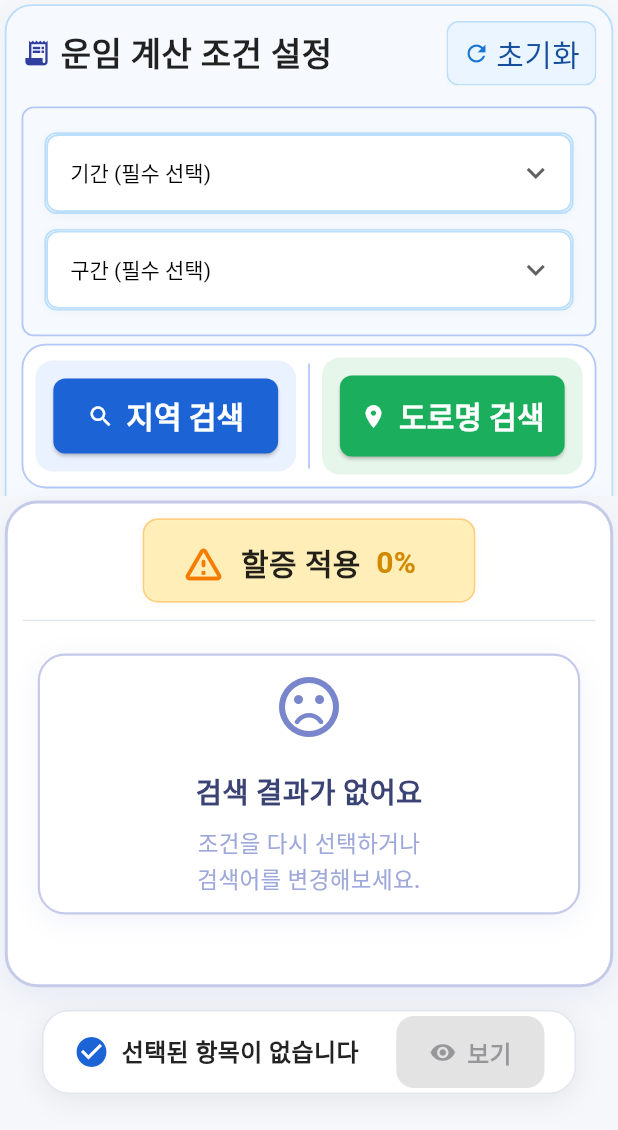
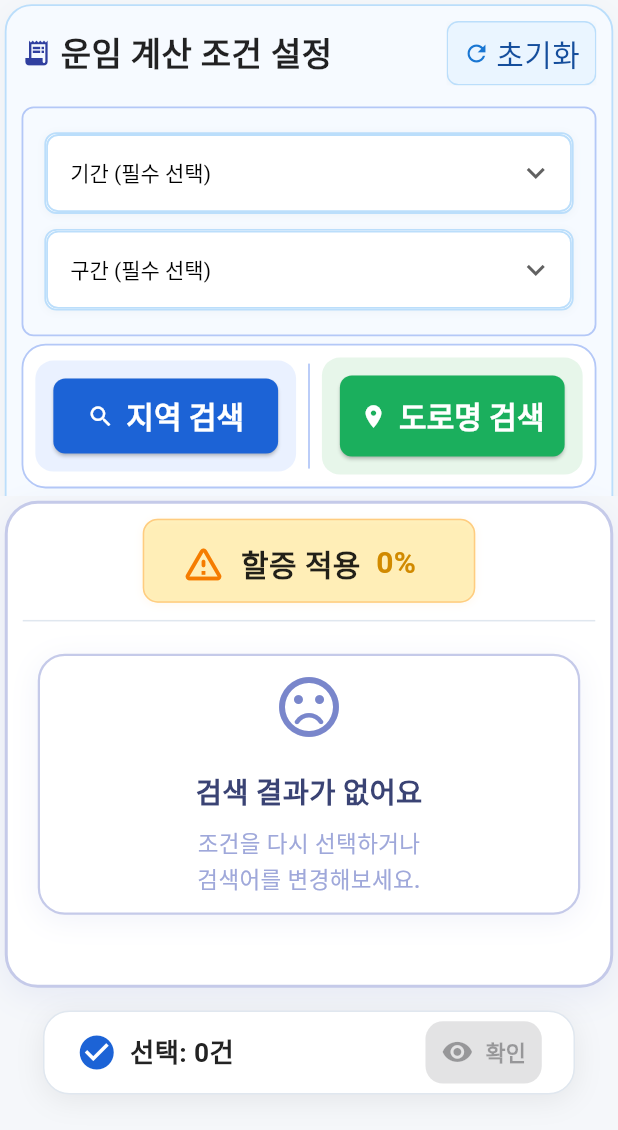
Before and after one commit to jang1231111/line-all-company, a Flutter app: the screen it shows after launch, on a phone screen of 412 x 824 dp, the part 106-1236 px from its top. Run offline on Flutter 3.47's test engine with Material 3 defaults, Android fonts, the phone set to English and light mode, and no system bars; our stand-ins replace dio, flutter_riverpod, flutter_screenutil, freezed_annotation, pretty_dio_logger.

Commit message:
🎨 하단 선택 네비게이션, 폰트 크기 확대 및 반응형 처리

```diff
--- a/lib/features/condition/presentation/widgets/selected_fare_bottom_bar.dart
+++ b/lib/features/condition/presentation/widgets/selected_fare_bottom_bar.dart
@@ -1,15 +1,13 @@
 import 'package:flutter/material.dart';
 import 'package:flutter_riverpod/flutter_riverpod.dart';
+import 'package:flutter_screenutil/flutter_screenutil.dart';
 import '../providers/selected_fare_result_provider.dart';
 import 'selected_fare_dialog.dart';
 
 class SelectedFareBottomBar extends ConsumerWidget {
   final VoidCallback? onConfirm;
 
-  const SelectedFareBottomBar({
-    super.key,
-    this.onConfirm,
-  });
+  const SelectedFareBottomBar({super.key, this.onConfirm});
 
   @override
   Widget build(BuildContext context, WidgetRef ref) {
@@ -17,21 +15,21 @@ class SelectedFareBottomBar extends ConsumerWidget {
     final selectedCount = selectedFares.length;
 
     return SafeArea(
-      minimum: const EdgeInsets.only(bottom: 12),
+      minimum: EdgeInsets.only(bottom: 12.h),
       child: BottomAppBar(
         elevation: 12,
         color: Colors.transparent,
         child: Container(
-          margin: const EdgeInsets.symmetric(horizontal: 12),
-          padding: const EdgeInsets.symmetric(horizontal: 20),
+          margin: EdgeInsets.symmetric(horizontal: 12.w),
+          padding: EdgeInsets.symmetric(horizontal: 20.w),
           decoration: BoxDecoration(
             color: Colors.white,
-            borderRadius: BorderRadius.circular(18),
+            borderRadius: BorderRadius.circular(18.r),
             boxShadow: [
               BoxShadow(
                 color: Colors.black.withOpacity(0.07),
-                blurRadius: 16,
-                offset: const Offset(0, 4),
+                blurRadius: 16.r,
+                offset: Offset(0, 4.h),
               ),
             ],
             border: Border.all(color: const Color(0xFFE0E7EF)),
@@ -41,34 +39,36 @@ class SelectedFareBottomBar extends ConsumerWidget {
             children: [
               Row(
                 children: [
-                  const Icon(Icons.check_circle, color: Color(0xFF1C63D6)),
-                  const SizedBox(width: 8),
+                  Icon(
+                    Icons.check_circle,
+                    color: const Color(0xFF1C63D6),
+                    size: 28.sp,
+                  ),
+                  SizedBox(width: 8.w),
                   Text(
-                    selectedCount > 0 ? '선택: $selectedCount건' : '선택된 항목이 없습니다',
-                    style: const TextStyle(
+                    '선택: $selectedCount건',
+                    style: TextStyle(
                       fontWeight: FontWeight.bold,
-                      fontSize: 16,
-                      color: Color(0xFF232323),
+                      fontSize: 18.sp,
+                      color: const Color(0xFF232323),
                     ),
                   ),
                 ],
               ),
-              ElevatedButton.icon(
+              Padding(
+                padding: EdgeInsets.symmetric(vertical: 3.h),
+                child: ElevatedButton.icon(
                   style: ElevatedButton.styleFrom(
                     backgroundColor: const Color(0xFF1C63D6),
                     foregroundColor: Colors.white,
-                  padding: const EdgeInsets.symmetric(
-                    horizontal: 22,
-                    vertical: 12,
+                    padding: EdgeInsets.symmetric(
+                      horizontal: 10.w,
+                      vertical: 10.h,
                     ),
                     shape: RoundedRectangleBorder(
-                    borderRadius: BorderRadius.circular(12),
+                      borderRadius: BorderRadius.circular(12.r),
                     ),
                     elevation: 0,
-                  textStyle: const TextStyle(
-                    fontWeight: FontWeight.bold,
-                    fontSize: 16,
-                  ),
                   ),
                   onPressed: selectedCount > 0
                       ? () {
@@ -77,9 +77,13 @@ class SelectedFareBottomBar extends ConsumerWidget {
                             builder: (context) => const SelectedFareDialog(),
                           );
                         }
-                    : null, // 0건일 때 비활성화
-                icon: const Icon(Icons.visibility), // 보기 아이콘으로 변경
-                label: const Text('보기'),           // '보기'로 텍스트 변경
+                      : null,
+                  icon: Icon(Icons.visibility, size: 22.sp),
+                  label: Text(
+                    '확인',
+                    style: TextStyle(fontSize: 15.sp),
+                  ),
+                ),
               ),
             ],
           ),
```
Lines whose indentation alone changed are shown as unchanged.
